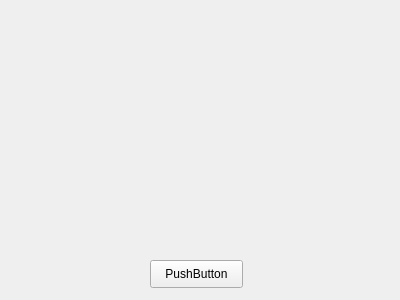
Old version of the form Ui.ui in the repository Er01Egor/yellow_circles.
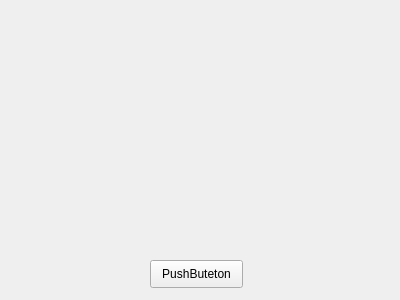
New version of the form.

Commit message: Добавил Qt с кнопкой

Diff of the .ui file:
```diff
--- a/Ui.ui
+++ b/Ui.ui
@@ -23,7 +23,7 @@
     </rect>
    </property>
    <property name="text">
-    <string>PushButton</string>
+    <string>PushButеton</string>
    </property>
   </widget>
  </widget>
```
